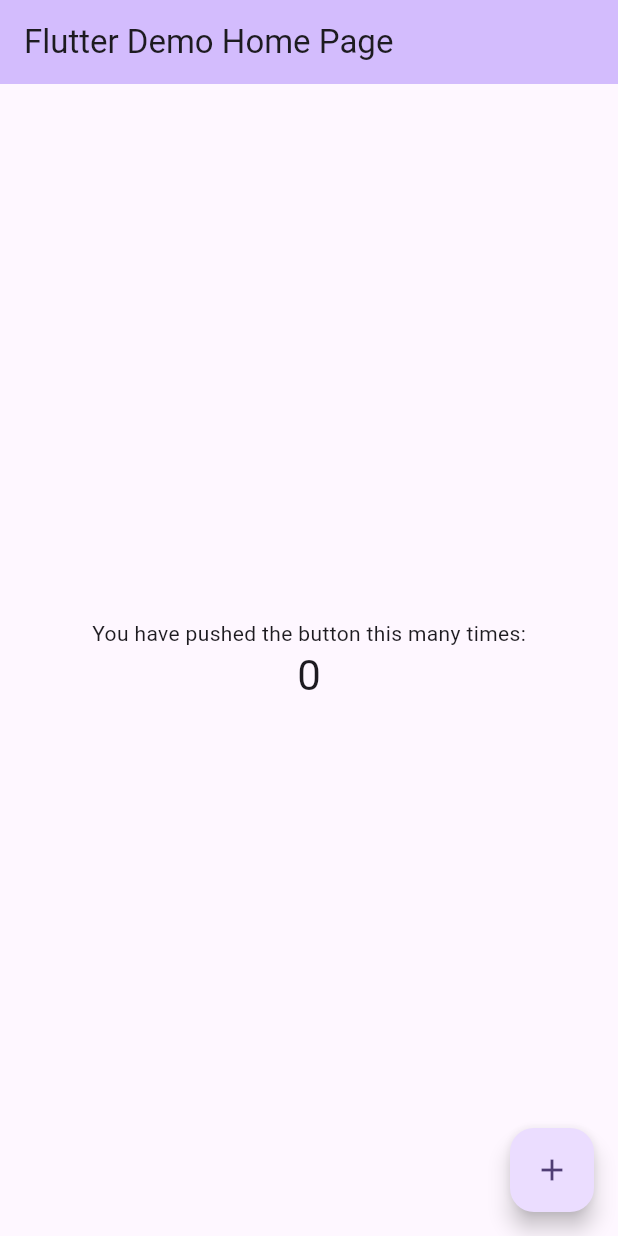
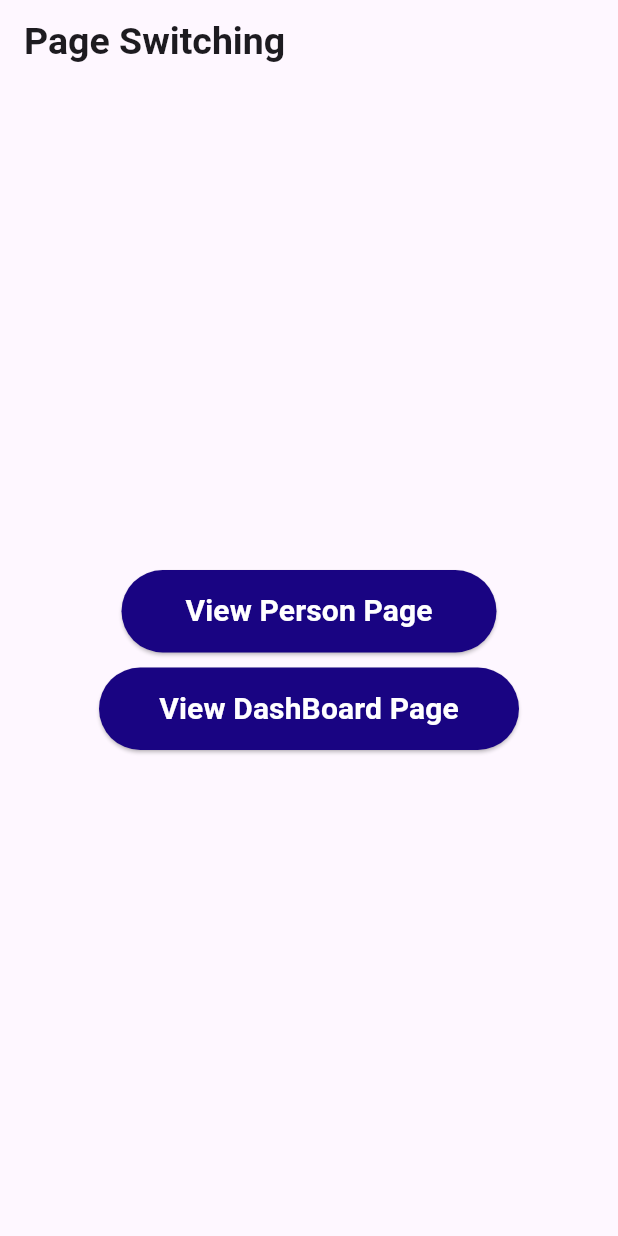
Before and after one commit to alhasann351/switching_one_screen_to_another_screen, a Flutter app: the screen it shows after launch, on a phone screen of 412 x 824 dp. Run offline on Flutter 3.47's test engine with Material 3 defaults, Android fonts, the phone set to English and light mode, and no system bars.

Commit message:
button added and pages created

```diff
--- a/lib/main.dart
+++ b/lib/main.dart
@@ -7,119 +7,81 @@ void main() {
 class MyApp extends StatelessWidget {
   const MyApp({super.key});
 
-  // This widget is the root of your application.
   @override
   Widget build(BuildContext context) {
-    return MaterialApp(
-      title: 'Flutter Demo',
-      theme: ThemeData(
-        // This is the theme of your application.
-        //
-        // TRY THIS: Try running your application with "flutter run". You'll see
-        // the application has a purple toolbar. Then, without quitting the app,
-        // try changing the seedColor in the colorScheme below to Colors.green
-        // and then invoke "hot reload" (save your changes or press the "hot
-        // reload" button in a Flutter-supported IDE, or press "r" if you used
-        // the command line to start the app).
-        //
-        // Notice that the counter didn't reset back to zero; the application
-        // state is not lost during the reload. To reset the state, use hot
-        // restart instead.
-        //
-        // This works for code too, not just values: Most code changes can be
-        // tested with just a hot reload.
-        colorScheme: ColorScheme.fromSeed(seedColor: Colors.deepPurple),
-        useMaterial3: true,
-      ),
-      home: const MyHomePage(title: 'Flutter Demo Home Page'),
+    return const MaterialApp(
+      debugShowCheckedModeBanner: false,
+      home: MyHomePage(),
     );
   }
 }
 
 class MyHomePage extends StatefulWidget {
-  const MyHomePage({super.key, required this.title});
-
-  // This widget is the home page of your application. It is stateful, meaning
-  // that it has a State object (defined below) that contains fields that affect
-  // how it looks.
-
-  // This class is the configuration for the state. It holds the values (in this
-  // case the title) provided by the parent (in this case the App widget) and
-  // used by the build method of the State. Fields in a Widget subclass are
-  // always marked "final".
-
-  final String title;
+  const MyHomePage({super.key});
 
   @override
   State<MyHomePage> createState() => _MyHomePageState();
 }
 
 class _MyHomePageState extends State<MyHomePage> {
-  int _counter = 0;
-
-  void _incrementCounter() {
-    setState(() {
-      // This call to setState tells the Flutter framework that something has
-      // changed in this State, which causes it to rerun the build method below
-      // so that the display can reflect the updated values. If we changed
-      // _counter without calling setState(), then the build method would not be
-      // called again, and so nothing would appear to happen.
-      _counter++;
-    });
-  }
-
   @override
   Widget build(BuildContext context) {
-    // This method is rerun every time setState is called, for instance as done
-    // by the _incrementCounter method above.
-    //
-    // The Flutter framework has been optimized to make rerunning build methods
-    // fast, so that you can just rebuild anything that needs updating rather
-    // than having to individually change instances of widgets.
     return Scaffold(
       appBar: AppBar(
-        // TRY THIS: Try changing the color here to a specific color (to
-        // Colors.amber, perhaps?) and trigger a hot reload to see the AppBar
-        // change color while the other colors stay the same.
-        backgroundColor: Theme.of(context).colorScheme.inversePrimary,
-        // Here we take the value from the MyHomePage object that was created by
-        // the App.build method, and use it to set our appbar title.
-        title: Text(widget.title),
+        title: const Text(
+          'Page Switching',
+          style: TextStyle(
+            fontSize: 25,
+            fontWeight: FontWeight.bold,
+          ),
+        ),
       ),
       body: Center(
-        // Center is a layout widget. It takes a single child and positions it
-        // in the middle of the parent.
         child: Column(
-          // Column is also a layout widget. It takes a list of children and
-          // arranges them vertically. By default, it sizes itself to fit its
-          // children horizontally, and tries to be as tall as its parent.
-          //
-          // Column has various properties to control how it sizes itself and
-          // how it positions its children. Here we use mainAxisAlignment to
-          // center the children vertically; the main axis here is the vertical
-          // axis because Columns are vertical (the cross axis would be
-          // horizontal).
-          //
-          // TRY THIS: Invoke "debug painting" (choose the "Toggle Debug Paint"
-          // action in the IDE, or press "p" in the console), to see the
-          // wireframe for each widget.
           mainAxisAlignment: MainAxisAlignment.center,
-          children: <Widget>[
-            const Text(
-              'You have pushed the button this many times:',
+          children: [
+            SizedBox(
+              height: 55,
+              width: 250,
+              child: ElevatedButton(
+                onPressed: () {
+
+                },
+                style: ElevatedButton.styleFrom(
+                  backgroundColor: const Color(0xFF190482)
+                ),
+                child: const Text(
+                  'View Person Page',
+                  style: TextStyle(
+                    fontWeight: FontWeight.bold,
+                    fontSize: 20,
+                    color: Colors.white,
+                  ),
+                ),
+              ),
             ),
-            Text(
-              '$_counter',
-              style: Theme.of(context).textTheme.headlineMedium,
+            const SizedBox(height: 10,),
+            SizedBox(
+              height: 55,
+              width: 280,
+              child: ElevatedButton(
+                onPressed: () {},
+                style: ElevatedButton.styleFrom(
+                    backgroundColor: const Color(0xFF190482)
+                ),
+                child: const Text(
+                  'View DashBoard Page',
+                  style: TextStyle(
+                    fontWeight: FontWeight.bold,
+                    fontSize: 20,
+                    color: Colors.white,
+                  ),
+                ),
+              ),
             ),
           ],
         ),
       ),
-      floatingActionButton: FloatingActionButton(
-        onPressed: _incrementCounter,
-        tooltip: 'Increment',
-        child: const Icon(Icons.add),
-      ), // This trailing comma makes auto-formatting nicer for build methods.
     );
   }
 }
--- /dev/null
+++ b/lib/pages/dashboard.dart
@@ -0,0 +1,25 @@
+import 'package:flutter/material.dart';
+
+class DashBoard extends StatefulWidget {
+  const DashBoard({super.key});
+
+  @override
+  State<DashBoard> createState() => _DashBoardState();
+}
+
+class _DashBoardState extends State<DashBoard> {
+  @override
+  Widget build(BuildContext context) {
+    return const Scaffold(
+      body: Center(
+        child: Text(
+          'DashBoard Page',
+          style: TextStyle(
+            fontSize: 25,
+            fontWeight: FontWeight.bold,
+          ),
+        ),
+      ),
+    );
+  }
+}
--- /dev/null
+++ b/lib/pages/person.dart
@@ -0,0 +1,25 @@
+import 'package:flutter/material.dart';
+
+class Person extends StatefulWidget {
+  const Person({super.key});
+
+  @override
+  State<Person> createState() => _PersonState();
+}
+
+class _PersonState extends State<Person> {
+  @override
+  Widget build(BuildContext context) {
+    return const Scaffold(
+      body:  Center(
+        child: Text(
+          'Person Page',
+          style: TextStyle(
+            fontSize: 25,
+            fontWeight: FontWeight.bold,
+          ),
+        ),
+      ),
+    );
+  }
+}
```
